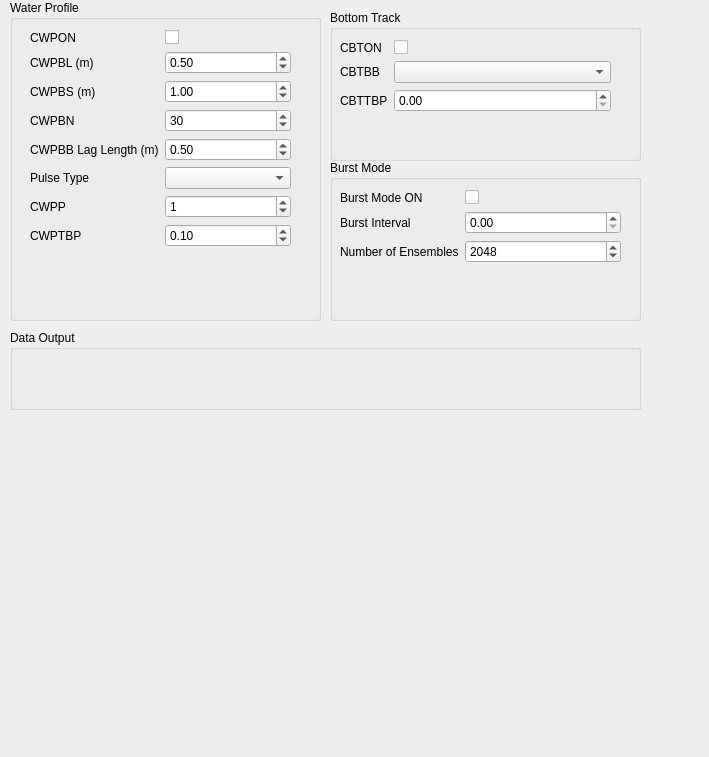
Before: the Qt Designer form Frontend/qt/Predictor/subsystem_view.ui in ricorx7/rti_python, drawn with Qt 5.
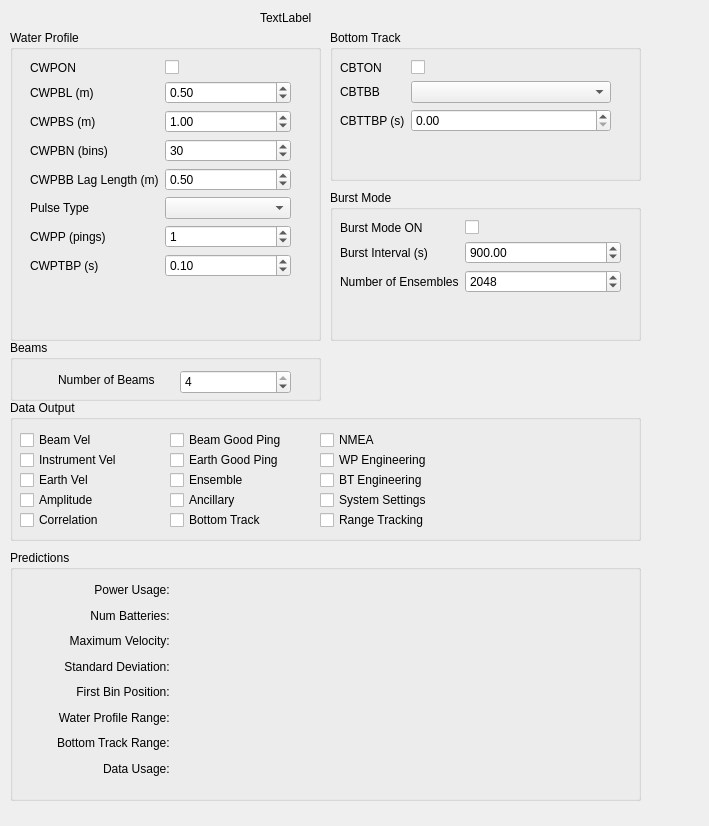
After: the same form once the commit is applied.

Patch:
```diff
--- a/Frontend/qt/Predictor/subsystem_view.ui
+++ b/Frontend/qt/Predictor/subsystem_view.ui
@@ -7,7 +7,7 @@
     <x>0</x>
     <y>0</y>
     <width>709</width>
-    <height>757</height>
+    <height>826</height>
    </rect>
   </property>
   <property name="windowTitle">
@@ -17,7 +17,7 @@
    <property name="geometry">
     <rect>
      <x>330</x>
-     <y>10</y>
+     <y>30</y>
      <width>311</width>
      <height>151</height>
     </rect>
@@ -62,7 +62,7 @@
      <item row="2" column="0">
       <widget class="QLabel" name="label_11">
        <property name="text">
-        <string>CBTTBP</string>
+        <string>CBTTBP (s)</string>
        </property>
       </widget>
      </item>
@@ -76,9 +76,9 @@
    <property name="geometry">
     <rect>
      <x>330</x>
-     <y>160</y>
+     <y>190</y>
      <width>311</width>
-     <height>161</height>
+     <height>151</height>
     </rect>
    </property>
    <property name="title">
@@ -111,7 +111,7 @@
      <item row="1" column="0">
       <widget class="QLabel" name="label_13">
        <property name="text">
-        <string>Burst Interval</string>
+        <string>Burst Interval (s)</string>
        </property>
       </widget>
      </item>
@@ -123,6 +123,9 @@
        <property name="maximum">
         <double>86400.000000000000000</double>
        </property>
+       <property name="value">
+        <double>900.000000000000000</double>
+       </property>
       </widget>
      </item>
      <item row="2" column="0">
@@ -152,9 +155,9 @@
    <property name="geometry">
     <rect>
      <x>10</x>
-     <y>0</y>
+     <y>30</y>
      <width>311</width>
-     <height>321</height>
+     <height>311</height>
     </rect>
    </property>
    <property name="title">
@@ -227,7 +230,7 @@
      <item row="3" column="0">
       <widget class="QLabel" name="label_4">
        <property name="text">
-        <string>CWPBN</string>
+        <string>CWPBN (bins)</string>
        </property>
       </widget>
      </item>
@@ -274,7 +277,7 @@
      <item row="6" column="0">
       <widget class="QLabel" name="label_7">
        <property name="text">
-        <string>CWPP</string>
+        <string>CWPP (pings)</string>
        </property>
       </widget>
      </item>
@@ -291,7 +294,7 @@
      <item row="7" column="0">
       <widget class="QLabel" name="label_8">
        <property name="text">
-        <string>CWPTBP</string>
+        <string>CWPTBP (s)</string>
        </property>
       </widget>
      </item>
@@ -312,14 +315,438 @@
    <property name="geometry">
     <rect>
      <x>10</x>
-     <y>330</y>
+     <y>400</y>
      <width>631</width>
-     <height>80</height>
+     <height>141</height>
     </rect>
    </property>
    <property name="title">
     <string>Data Output</string>
    </property>
+   <widget class="QCheckBox" name="cedBeamVelCheckBox">
+    <property name="geometry">
+     <rect>
+      <x>10</x>
+      <y>30</y>
+      <width>86</width>
+      <height>20</height>
+     </rect>
+    </property>
+    <property name="text">
+     <string>Beam Vel</string>
+    </property>
+   </widget>
+   <widget class="QCheckBox" name="cedInstrVelCheckBox">
+    <property name="geometry">
+     <rect>
+      <x>10</x>
+      <y>50</y>
+      <width>111</width>
+      <height>20</height>
+     </rect>
+    </property>
+    <property name="text">
+     <string>Instrument Vel</string>
+    </property>
+   </widget>
+   <widget class="QCheckBox" name="cedEarthVelCheckBox">
+    <property name="geometry">
+     <rect>
+      <x>10</x>
+      <y>70</y>
+      <width>86</width>
+      <height>20</height>
+     </rect>
+    </property>
+    <property name="text">
+     <string>Earth Vel</string>
+    </property>
+   </widget>
+   <widget class="QCheckBox" name="cedAmpCheckBox">
+    <property name="geometry">
+     <rect>
+      <x>10</x>
+      <y>90</y>
+      <width>86</width>
+      <height>20</height>
+     </rect>
+    </property>
+    <property name="text">
+     <string>Amplitude</string>
+    </property>
+   </widget>
+   <widget class="QCheckBox" name="cedCorrCheckBox">
+    <property name="geometry">
+     <rect>
+      <x>10</x>
+      <y>110</y>
+      <width>111</width>
+      <height>20</height>
+     </rect>
+    </property>
+    <property name="text">
+     <string>Correlation</string>
+    </property>
+   </widget>
+   <widget class="QCheckBox" name="cedBeamGoodPingCheckBox">
+    <property name="geometry">
+     <rect>
+      <x>160</x>
+      <y>30</y>
+      <width>131</width>
+      <height>20</height>
+     </rect>
+    </property>
+    <property name="text">
+     <string>Beam Good Ping</string>
+    </property>
+   </widget>
+   <widget class="QCheckBox" name="cedEarthGoodPingCheckBox">
+    <property name="geometry">
+     <rect>
+      <x>160</x>
+      <y>50</y>
+      <width>131</width>
+      <height>20</height>
+     </rect>
+    </property>
+    <property name="text">
+     <string>Earth Good Ping</string>
+    </property>
+   </widget>
+   <widget class="QCheckBox" name="cedEnsCheckBox">
+    <property name="geometry">
+     <rect>
+      <x>160</x>
+      <y>70</y>
+      <width>86</width>
+      <height>20</height>
+     </rect>
+    </property>
+    <property name="text">
+     <string>Ensemble</string>
+    </property>
+   </widget>
+   <widget class="QCheckBox" name="cedAncCheckBox">
+    <property name="geometry">
+     <rect>
+      <x>160</x>
+      <y>90</y>
+      <width>86</width>
+      <height>20</height>
+     </rect>
+    </property>
+    <property name="text">
+     <string>Ancillary</string>
+    </property>
+   </widget>
+   <widget class="QCheckBox" name="cedBtCheckBox">
+    <property name="geometry">
+     <rect>
+      <x>160</x>
+      <y>110</y>
+      <width>121</width>
+      <height>20</height>
+     </rect>
+    </property>
+    <property name="text">
+     <string>Bottom Track</string>
+    </property>
+   </widget>
+   <widget class="QCheckBox" name="cedNmeaCheckBox">
+    <property name="geometry">
+     <rect>
+      <x>310</x>
+      <y>30</y>
+      <width>86</width>
+      <height>20</height>
+     </rect>
+    </property>
+    <property name="text">
+     <string>NMEA</string>
+    </property>
+   </widget>
+   <widget class="QCheckBox" name="cedWpEngCheckBox">
+    <property name="geometry">
+     <rect>
+      <x>310</x>
+      <y>50</y>
+      <width>131</width>
+      <height>20</height>
+     </rect>
+    </property>
+    <property name="text">
+     <string>WP Engineering</string>
+    </property>
+   </widget>
+   <widget class="QCheckBox" name="cedBtEngCheckBox">
+    <property name="geometry">
+     <rect>
+      <x>310</x>
+      <y>70</y>
+      <width>121</width>
+      <height>20</height>
+     </rect>
+    </property>
+    <property name="text">
+     <string>BT Engineering</string>
+    </property>
+   </widget>
+   <widget class="QCheckBox" name="cedSysSettingCheckBox">
+    <property name="geometry">
+     <rect>
+      <x>310</x>
+      <y>90</y>
+      <width>131</width>
+      <height>20</height>
+     </rect>
+    </property>
+    <property name="text">
+     <string>System Settings</string>
+    </property>
+   </widget>
+   <widget class="QCheckBox" name="cedRangeTrackingCheckBox">
+    <property name="geometry">
+     <rect>
+      <x>310</x>
+      <y>110</y>
+      <width>131</width>
+      <height>20</height>
+     </rect>
+    </property>
+    <property name="text">
+     <string>Range Tracking</string>
+    </property>
+   </widget>
+  </widget>
+  <widget class="QGroupBox" name="groupBox_5">
+   <property name="geometry">
+    <rect>
+     <x>10</x>
+     <y>550</y>
+     <width>631</width>
+     <height>251</height>
+    </rect>
+   </property>
+   <property name="title">
+    <string>Predictions</string>
+   </property>
+   <widget class="QWidget" name="">
+    <property name="geometry">
+     <rect>
+      <x>20</x>
+      <y>30</y>
+      <width>291</width>
+      <height>198</height>
+     </rect>
+    </property>
+    <layout class="QGridLayout" name="gridLayout_2">
+     <item row="6" column="0">
+      <widget class="QLabel" name="label_27">
+       <property name="text">
+        <string>Bottom Track Range: </string>
+       </property>
+       <property name="alignment">
+        <set>Qt::AlignRight|Qt::AlignTrailing|Qt::AlignVCenter</set>
+       </property>
+      </widget>
+     </item>
+     <item row="7" column="1">
+      <widget class="QLabel" name="dataUsageLabel">
+       <property name="text">
+        <string/>
+       </property>
+      </widget>
+     </item>
+     <item row="1" column="1">
+      <widget class="QLabel" name="numBatteriesLabel">
+       <property name="text">
+        <string/>
+       </property>
+      </widget>
+     </item>
+     <item row="1" column="0">
+      <widget class="QLabel" name="label_17">
+       <property name="text">
+        <string>Num Batteries: </string>
+       </property>
+       <property name="alignment">
+        <set>Qt::AlignRight|Qt::AlignTrailing|Qt::AlignVCenter</set>
+       </property>
+      </widget>
+     </item>
+     <item row="3" column="0">
+      <widget class="QLabel" name="label_21">
+       <property name="text">
+        <string>Standard Deviation: </string>
+       </property>
+       <property name="alignment">
+        <set>Qt::AlignRight|Qt::AlignTrailing|Qt::AlignVCenter</set>
+       </property>
+      </widget>
+     </item>
+     <item row="5" column="1">
+      <widget class="QLabel" name="wpRangeLabel">
+       <property name="text">
+        <string/>
+       </property>
+      </widget>
+     </item>
+     <item row="2" column="0">
+      <widget class="QLabel" name="label_19">
+       <property name="text">
+        <string>Maximum Velocity: </string>
+       </property>
+       <property name="alignment">
+        <set>Qt::AlignRight|Qt::AlignTrailing|Qt::AlignVCenter</set>
+       </property>
+      </widget>
+     </item>
+     <item row="0" column="1">
+      <widget class="QLabel" name="powerLabel">
+       <property name="text">
+        <string/>
+       </property>
+      </widget>
+     </item>
+     <item row="6" column="1">
+      <widget class="QLabel" name="btRangeLabel">
+       <property name="text">
+        <string/>
+       </property>
+      </widget>
+     </item>
+     <item row="2" column="1">
+      <widget class="QLabel" name="maxVelLabel">
+       <property name="text">
+        <string/>
+       </property>
+      </widget>
+     </item>
+     <item row="0" column="0">
+      <widget class="QLabel" name="label_16">
+       <property name="sizePolicy">
+        <sizepolicy hsizetype="Preferred" vsizetype="Preferred">
+         <horstretch>0</horstretch>
+         <verstretch>0</verstretch>
+        </sizepolicy>
+       </property>
+       <property name="text">
+        <string>Power Usage: </string>
+       </property>
+       <property name="alignment">
+        <set>Qt::AlignRight|Qt::AlignTrailing|Qt::AlignVCenter</set>
+       </property>
+      </widget>
+     </item>
+     <item row="5" column="0">
+      <widget class="QLabel" name="label_25">
+       <property name="text">
+        <string>Water Profile Range: </string>
+       </property>
+       <property name="alignment">
+        <set>Qt::AlignRight|Qt::AlignTrailing|Qt::AlignVCenter</set>
+       </property>
+      </widget>
+     </item>
+     <item row="3" column="1">
+      <widget class="QLabel" name="stdLabel">
+       <property name="text">
+        <string/>
+       </property>
+      </widget>
+     </item>
+     <item row="7" column="0">
+      <widget class="QLabel" name="label_29">
+       <property name="text">
+        <string>Data Usage: </string>
+       </property>
+       <property name="alignment">
+        <set>Qt::AlignRight|Qt::AlignTrailing|Qt::AlignVCenter</set>
+       </property>
+      </widget>
+     </item>
+     <item row="4" column="0">
+      <widget class="QLabel" name="label_23">
+       <property name="text">
+        <string>First Bin Position: </string>
+       </property>
+       <property name="alignment">
+        <set>Qt::AlignRight|Qt::AlignTrailing|Qt::AlignVCenter</set>
+       </property>
+      </widget>
+     </item>
+     <item row="4" column="1">
+      <widget class="QLabel" name="firstBinPosLabel">
+       <property name="text">
+        <string/>
+       </property>
+      </widget>
+     </item>
+    </layout>
+   </widget>
+   <zorder>label_16</zorder>
+   <zorder>label_18</zorder>
+   <zorder>label_20</zorder>
+   <zorder>label_25</zorder>
+  </widget>
+  <widget class="QLabel" name="freqLabel">
+   <property name="geometry">
+    <rect>
+     <x>260</x>
+     <y>10</y>
+     <width>211</width>
+     <height>16</height>
+    </rect>
+   </property>
+   <property name="text">
+    <string>TextLabel</string>
+   </property>
+  </widget>
+  <widget class="QGroupBox" name="groupBox_6">
+   <property name="geometry">
+    <rect>
+     <x>10</x>
+     <y>340</y>
+     <width>311</width>
+     <height>61</height>
+    </rect>
+   </property>
+   <property name="title">
+    <string>Beams</string>
+   </property>
+   <widget class="QSpinBox" name="numBeamsSpinBox">
+    <property name="geometry">
+     <rect>
+      <x>170</x>
+      <y>30</y>
+      <width>111</width>
+      <height>24</height>
+     </rect>
+    </property>
+    <property name="minimum">
+     <number>1</number>
+    </property>
+    <property name="maximum">
+     <number>4</number>
+    </property>
+    <property name="value">
+     <number>4</number>
+    </property>
+   </widget>
+   <widget class="QLabel" name="label_15">
+    <property name="geometry">
+     <rect>
+      <x>48</x>
+      <y>30</y>
+      <width>111</width>
+      <height>20</height>
+     </rect>
+    </property>
+    <property name="text">
+     <string>Number of Beams</string>
+    </property>
+   </widget>
   </widget>
  </widget>
  <resources/>
```
Left out of the diff: 2 changed lines with no effect on the pictures.
